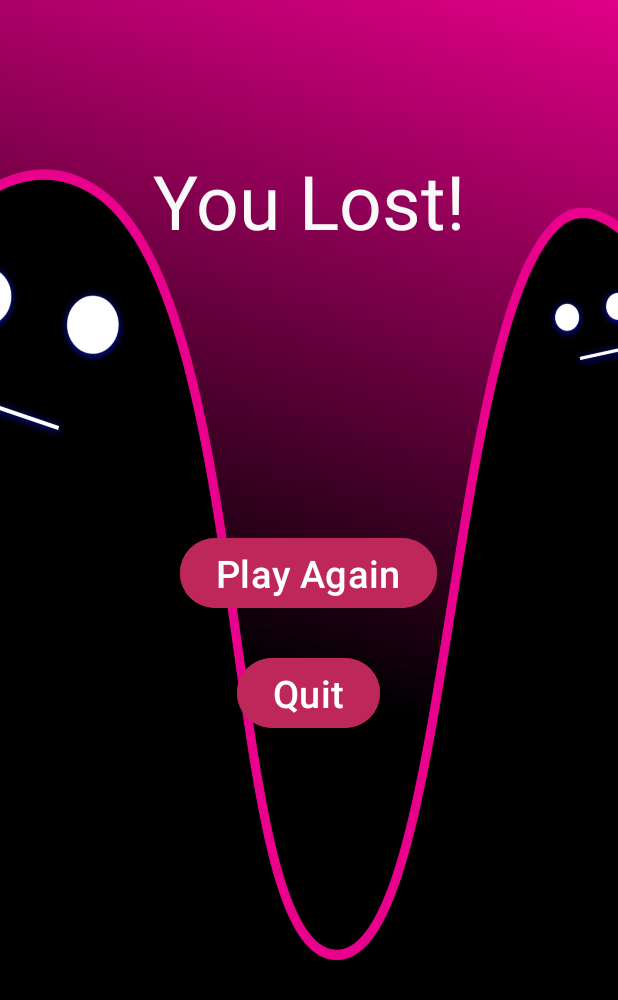
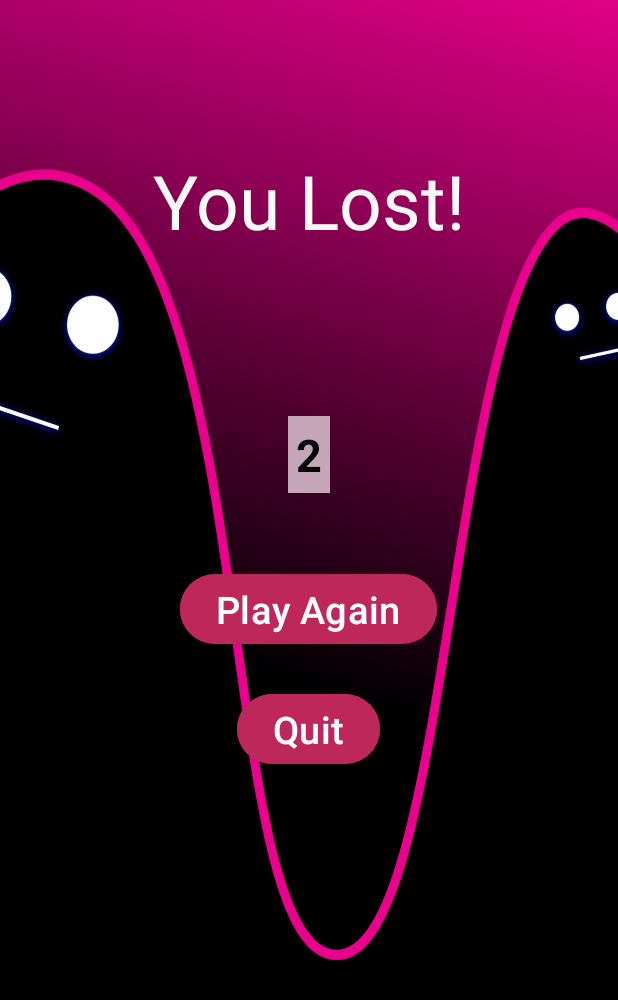
Before and after one commit to AZ-A-Devs/AZ-A, an Android app: the layout activity_pop_up.xml on its own in the app's theme, with its tools: preview values and no code run, on a phone screen of 412 x 824 dp. Shown: the top 1000 px of the screen. Run offline under Robolectric (Android 15) with nearby library versions, the phone set to English and light mode, and no system bars.

Commit message:
change style of answer and play-> select

```diff
--- a/app/src/main/java/com/example/learnv1/Menu.java
+++ b/app/src/main/java/com/example/learnv1/Menu.java
@@ -11,6 +11,7 @@ import android.widget.AdapterView;
 import android.widget.ArrayAdapter;
 import android.widget.Spinner;
 import android.widget.TextView;
+import android.content.pm.ActivityInfo;
 
 /*
 first activity, its the menu
@@ -27,6 +28,8 @@ public class Menu extends AppCompatActivity {
         //locks screen rotation
         setRequestedOrientation(ActivityInfo.SCREEN_ORIENTATION_PORTRAIT);
 
+
+        setRequestedOrientation(ActivityInfo.SCREEN_ORIENTATION_PORTRAIT);
 
         //Creates an array to select the difficulty with the spinner
         spinner1 = (Spinner)findViewById(R.id.spinner);
--- a/app/src/main/res/layout/activity_main.xml
+++ b/app/src/main/res/layout/activity_main.xml
@@ -5,7 +5,8 @@
     android:layout_width="match_parent"
     android:layout_height="match_parent"
     android:background="@drawable/base_bground"
-    tools:context=".MainActivity">
+    tools:context=".MainActivity"
+    android:screenOrientation="portrait">
 
     <TextView
         android:id="@+id/TextHighScore"
--- a/app/src/main/res/layout/activity_menu.xml
+++ b/app/src/main/res/layout/activity_menu.xml
@@ -5,7 +5,8 @@
     android:layout_width="match_parent"
     android:layout_height="match_parent"
     android:background="@drawable/base_bground"
-    tools:context=".Menu">
+    tools:context=".Menu"
+    android:screenOrientation="portrait">
 
     <TextView
         android:id="@+id/TextTitle"
@@ -25,8 +26,9 @@
         android:layout_centerHorizontal="true"
         android:layout_marginTop="50dp"
         android:text="Play -> Select Difficulty: "
+        android:textStyle="bold"
         android:textColor="#FAF9F9"
-        android:textSize="25dp" />
+        android:textSize="30dp" />
 
 
 
--- a/app/src/main/res/layout/activity_pop_up.xml
+++ b/app/src/main/res/layout/activity_pop_up.xml
@@ -5,7 +5,8 @@
     android:layout_width="match_parent"
     android:layout_height="match_parent"
     android:background="@drawable/lose_bground"
-    tools:context=".PopUp">
+    tools:context=".PopUp"
+    android:screenOrientation="portrait">
 
     <TextView
         android:id="@+id/TextLost"
@@ -38,10 +39,15 @@
         android:id="@+id/TextAns"
         android:layout_width="wrap_content"
         android:layout_height="wrap_content"
-        android:textSize="20dp"
+        android:textSize="30dp"
+        android:textColor="@color/black"
+        android:textStyle="bold"
         android:layout_below="@id/TextScore"
         android:layout_centerHorizontal="true"
         android:layout_marginTop="50dp"
+        android:background="#C5A6B8"
+        android:text="2"
+        android:padding="5dp"
         />
 
 
--- a/app/src/main/res/mipmap-anydpi-v26/ic_launcher.xml
+++ b/app/src/main/res/mipmap-anydpi-v26/ic_launcher.xml
@@ -1,5 +1,4 @@
 <?xml version="1.0" encoding="utf-8"?>
 <adaptive-icon xmlns:android="http://schemas.android.com/apk/res/android">
-    <background android:drawable="@color/ic_launcher_background"/>
     <foreground android:drawable="@mipmap/ic_launcher_foreground"/>
 </adaptive-icon>
--- a/app/src/main/res/mipmap-anydpi-v26/ic_launcher_round.xml
+++ b/app/src/main/res/mipmap-anydpi-v26/ic_launcher_round.xml
@@ -1,5 +1,4 @@
 <?xml version="1.0" encoding="utf-8"?>
 <adaptive-icon xmlns:android="http://schemas.android.com/apk/res/android">
-    <background android:drawable="@color/ic_launcher_background"/>
     <foreground android:drawable="@mipmap/ic_launcher_foreground"/>
 </adaptive-icon>
```
Also changed, not shown: app/src/main/java/com/example/learnv1/MainActivity.java (+6 -1 lines).
